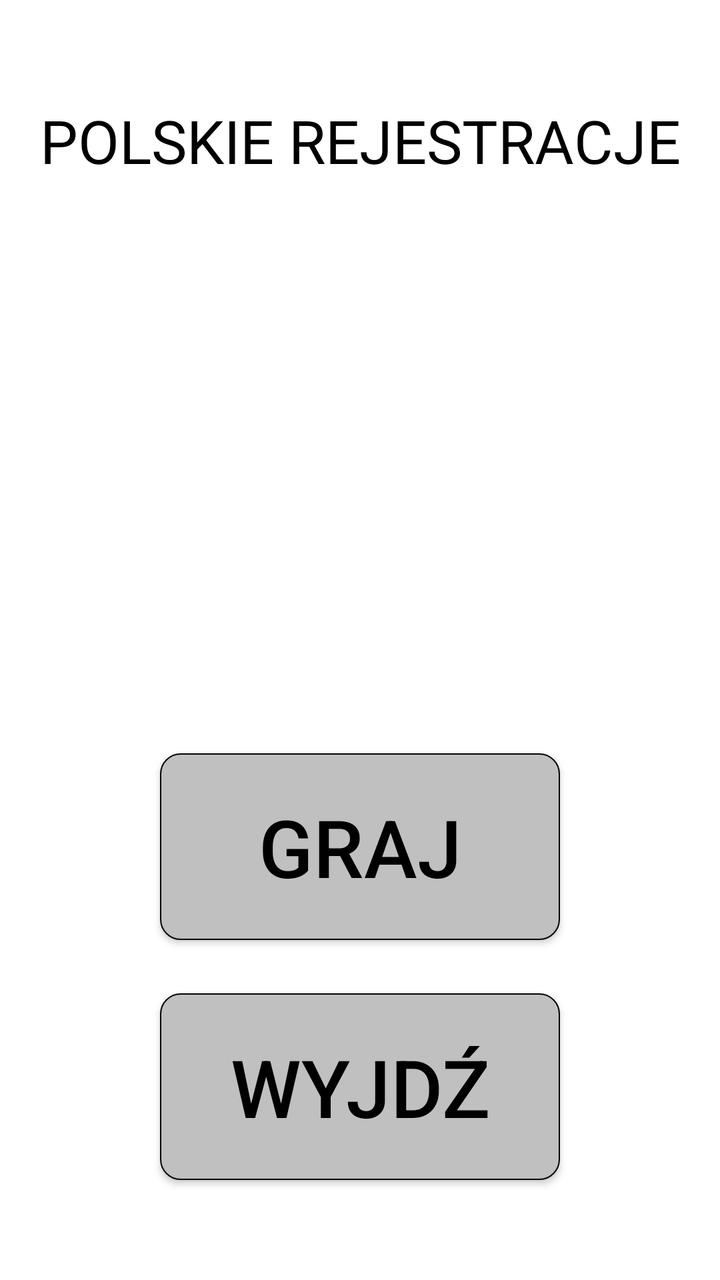
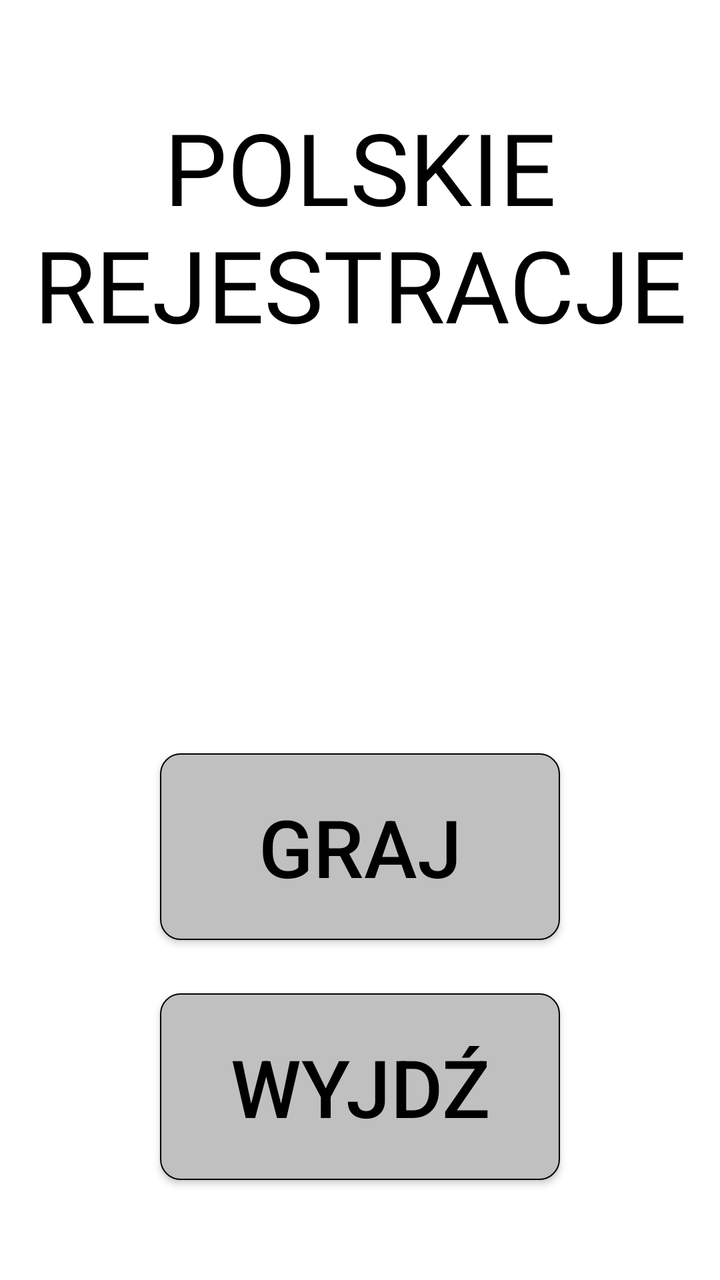

The first picture is an Android layout as it rendered before a commit; the second is the same layout after the commit. The layout source and the unified diff follow.
<!-- AndroidManifest.xml: application theme Theme.PolskieRejestracje -->
<!-- res/layout/activity_menu.xml -->
<?xml version="1.0" encoding="utf-8"?>
<RelativeLayout xmlns:android="http://schemas.android.com/apk/res/android"
    xmlns:app="http://schemas.android.com/apk/res-auto"
    xmlns:tools="http://schemas.android.com/tools"
    android:id="@+id/menu"
    android:layout_width="match_parent"
    android:layout_height="match_parent"
    tools:context=".MenuActivity"
    android:background="@color/white">
<TextView
    android:layout_width="match_parent"
    android:layout_height="50dp"
    android:layout_marginTop="50dp"
    android:text="POLSKIE REJESTRACJE"
    android:textColor="@color/black"
    android:textAlignment="center"
    android:textSize="30sp"/>

<Button
    android:id="@+id/okej"
    android:layout_width="200dp"
    android:layout_height="wrap_content"
    android:layout_centerHorizontal="true"
    android:layout_alignParentBottom="true"
    android:layout_marginBottom="170dp"
    android:text="GRAJ"
    android:textSize="40sp"
    android:padding="20dp"
    android:textColor="@color/black"
    android:background="@drawable/button"/>

    <Button
        android:id="@+id/wyjdz"
        android:layout_width="200dp"
        android:layout_height="wrap_content"
        android:layout_centerHorizontal="true"
        android:layout_alignParentBottom="true"
        android:layout_marginBottom="50dp"
        android:text="WYJDŹ"
        android:textSize="40sp"
        android:padding="20dp"
        android:textColor="@color/black"
        android:background="@drawable/button"/>
</RelativeLayout>
<!-- resources referenced by this layout -->
<resources>
  <color name="black">#FF000000</color>
  <color name="white">#FFFFFFFF</color>
  <!-- drawable button (drawable) -->
  <?xml version="1.0" encoding="utf-8"?>
  <selector xmlns:android="http://schemas.android.com/apk/res/android">
      <item>
          <shape>
              <stroke android:width="2px" android:color="@color/black"/>
              <corners android:radius="10dp"/>
              <solid android:color="#c0c0c0"/>
          </shape>
      </item>
  </selector>
  <style name="Theme.PolskieRejestracje" parent="Base.Theme.PolskieRejestracje" />
  <style name="Base.Theme.PolskieRejestracje" parent="Theme.AppCompat.Light.NoActionBar">
          
          
      </style>
</resources>

<!-- the commit's change to res/layout/activity_menu.xml (unified diff, before → after) -->
@@ -1,6 +1,5 @@
 <?xml version="1.0" encoding="utf-8"?>
 <RelativeLayout xmlns:android="http://schemas.android.com/apk/res/android"
-    xmlns:app="http://schemas.android.com/apk/res-auto"
     xmlns:tools="http://schemas.android.com/tools"
     android:id="@+id/menu"
     android:layout_width="match_parent"
@@ -9,12 +8,13 @@
     android:background="@color/white">
 <TextView
     android:layout_width="match_parent"
-    android:layout_height="50dp"
+    android:layout_height="wrap_content"
     android:layout_marginTop="50dp"
     android:text="POLSKIE REJESTRACJE"
+    android:fontFamily="@font/din1451alt"
     android:textColor="@color/black"
     android:textAlignment="center"
-    android:textSize="30sp"/>
+    android:textSize="50sp"/>
 
 <Button
     android:id="@+id/okej"
